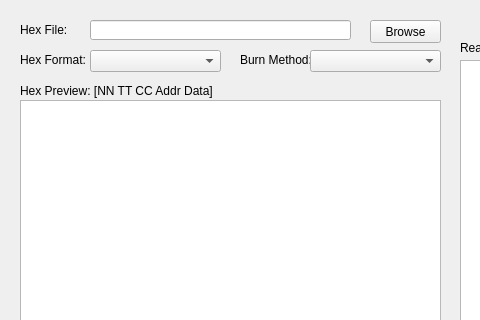
Before: the Qt Designer form src/user-interfaces/gui-programmer.ui in Donn13Darko/uC_Interfacer, drawn with Qt 5; both pictures show x 0 to 480 and y 0 to 320 of the 1050 by 450 pixel window.
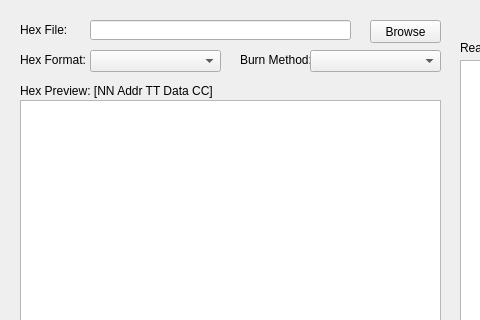
After: the same form once the commit is applied.

Commit message: Updated programmer regex and display

Diff of the .ui file:
```diff
--- a/src/user-interfaces/gui-programmer.ui
+++ b/src/user-interfaces/gui-programmer.ui
@@ -143,7 +143,7 @@
     </rect>
    </property>
    <property name="text">
-    <string>Hex Preview: [NN TT CC Addr Data]</string>
+    <string>Hex Preview: [NN Addr TT Data CC]</string>
    </property>
   </widget>
   <widget class="QLabel" name="BurnMethod_Label">
```
The commit also changes 2 other files.
